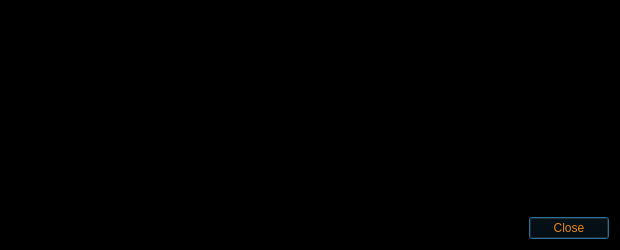
scificryptocoin/Darsek, file src/qt/forms/transactiondescdialog.ui: the form before one commit.
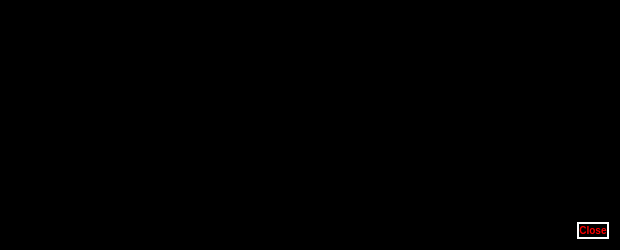
The form after the commit.

Diff of the .ui file:
```diff
--- a/src/qt/forms/transactiondescdialog.ui
+++ b/src/qt/forms/transactiondescdialog.ui
@@ -26,9 +26,9 @@
         <colorrole role="WindowText">
          <brush brushstyle="SolidPattern">
           <color alpha="255">
-           <red>234</red>
-           <green>135</green>
-           <blue>22</blue>
+           <red>202</red>
+           <green>117</green>
+           <blue>19</blue>
           </color>
          </brush>
         </colorrole>
@@ -62,18 +62,18 @@
         <colorrole role="Text">
          <brush brushstyle="SolidPattern">
           <color alpha="255">
-           <red>234</red>
-           <green>135</green>
-           <blue>22</blue>
+           <red>202</red>
+           <green>117</green>
+           <blue>19</blue>
           </color>
          </brush>
         </colorrole>
         <colorrole role="ButtonText">
          <brush brushstyle="SolidPattern">
           <color alpha="255">
-           <red>234</red>
-           <green>135</green>
-           <blue>22</blue>
+           <red>202</red>
+           <green>117</green>
+           <blue>19</blue>
           </color>
          </brush>
         </colorrole>
@@ -127,9 +127,9 @@
         <colorrole role="WindowText">
          <brush brushstyle="SolidPattern">
           <color alpha="255">
-           <red>234</red>
-           <green>135</green>
-           <blue>22</blue>
+           <red>202</red>
+           <green>117</green>
+           <blue>19</blue>
           </color>
          </brush>
         </colorrole>
@@ -163,18 +163,18 @@
         <colorrole role="Text">
          <brush brushstyle="SolidPattern">
           <color alpha="255">
-           <red>234</red>
-           <green>135</green>
-           <blue>22</blue>
+           <red>202</red>
+           <green>117</green>
+           <blue>19</blue>
           </color>
          </brush>
         </colorrole>
         <colorrole role="ButtonText">
          <brush brushstyle="SolidPattern">
           <color alpha="255">
-           <red>234</red>
-           <green>135</green>
-           <blue>22</blue>
+           <red>202</red>
+           <green>117</green>
+           <blue>19</blue>
           </color>
          </brush>
         </colorrole>
@@ -228,9 +228,9 @@
         <colorrole role="WindowText">
          <brush brushstyle="SolidPattern">
           <color alpha="255">
-           <red>234</red>
-           <green>135</green>
-           <blue>22</blue>
+           <red>202</red>
+           <green>117</green>
+           <blue>19</blue>
           </color>
          </brush>
         </colorrole>
@@ -264,18 +264,18 @@
         <colorrole role="Text">
          <brush brushstyle="SolidPattern">
           <color alpha="255">
-           <red>234</red>
-           <green>135</green>
-           <blue>22</blue>
+           <red>202</red>
+           <green>117</green>
+           <blue>19</blue>
           </color>
          </brush>
         </colorrole>
         <colorrole role="ButtonText">
          <brush brushstyle="SolidPattern">
           <color alpha="255">
-           <red>234</red>
-           <green>135</green>
-           <blue>22</blue>
+           <red>202</red>
+           <green>117</green>
+           <blue>19</blue>
           </color>
          </brush>
         </colorrole>
@@ -330,6 +330,10 @@
      <property name="toolTip">
       <string>This pane shows a detailed description of the transaction</string>
      </property>
+     <property name="styleSheet">
+      <string notr="true">background-color: rgb(0, 0, 0);
+color: rgb(202, 117, 19);</string>
+     </property>
      <property name="readOnly">
       <bool>true</bool>
      </property>
@@ -343,9 +347,9 @@
         <colorrole role="WindowText">
          <brush brushstyle="SolidPattern">
           <color alpha="255">
-           <red>234</red>
-           <green>135</green>
-           <blue>22</blue>
+           <red>255</red>
+           <green>0</green>
+           <blue>0</blue>
           </color>
          </brush>
         </colorrole>
@@ -388,18 +392,18 @@
         <colorrole role="Text">
          <brush brushstyle="SolidPattern">
           <color alpha="255">
-           <red>234</red>
-           <green>135</green>
-           <blue>22</blue>
+           <red>255</red>
+           <green>0</green>
+           <blue>0</blue>
           </color>
          </brush>
         </colorrole>
         <colorrole role="ButtonText">
          <brush brushstyle="SolidPattern">
           <color alpha="255">
-           <red>234</red>
-           <green>135</green>
-           <blue>22</blue>
+           <red>255</red>
+           <green>0</green>
+           <blue>0</blue>
           </color>
          </brush>
         </colorrole>
@@ -453,9 +457,9 @@
         <colorrole role="WindowText">
          <brush brushstyle="SolidPattern">
           <color alpha="255">
-           <red>234</red>
-           <green>135</green>
-           <blue>22</blue>
+           <red>255</red>
+           <green>0</green>
+           <blue>0</blue>
           </color>
          </brush>
         </colorrole>
@@ -498,18 +502,18 @@
         <colorrole role="Text">
          <brush brushstyle="SolidPattern">
           <color alpha="255">
-           <red>234</red>
-           <green>135</green>
-           <blue>22</blue>
+           <red>255</red>
+           <green>0</green>
+           <blue>0</blue>
           </color>
          </brush>
         </colorrole>
         <colorrole role="ButtonText">
          <brush brushstyle="SolidPattern">
           <color alpha="255">
-           <red>234</red>
-           <green>135</green>
-           <blue>22</blue>
+           <red>255</red>
+           <green>0</green>
+           <blue>0</blue>
           </color>
          </brush>
         </colorrole>
@@ -563,9 +567,9 @@
         <colorrole role="WindowText">
          <brush brushstyle="SolidPattern">
           <color alpha="255">
-           <red>234</red>
-           <green>135</green>
-           <blue>22</blue>
+           <red>255</red>
+           <green>0</green>
+           <blue>0</blue>
           </color>
          </brush>
         </colorrole>
@@ -608,18 +612,18 @@
         <colorrole role="Text">
          <brush brushstyle="SolidPattern">
           <color alpha="255">
-           <red>234</red>
-           <green>135</green>
-           <blue>22</blue>
+           <red>255</red>
+           <green>0</green>
+           <blue>0</blue>
           </color>
          </brush>
         </colorrole>
         <colorrole role="ButtonText">
          <brush brushstyle="SolidPattern">
           <color alpha="255">
-           <red>234</red>
-           <green>135</green>
-           <blue>22</blue>
+           <red>255</red>
+           <green>0</green>
+           <blue>0</blue>
           </color>
          </brush>
         </colorrole>
@@ -671,6 +675,9 @@
        </disabled>
       </palette>
      </property>
+     <property name="styleSheet">
+      <string notr="true"> background : #000000 ;border-radius:10px; border-color: white; color: red;  border-style: solid; border-width: 2px;font: bold 10px;min-width: 8em;</string>
+     </property>
      <property name="orientation">
       <enum>Qt::Horizontal</enum>
      </property>
```
